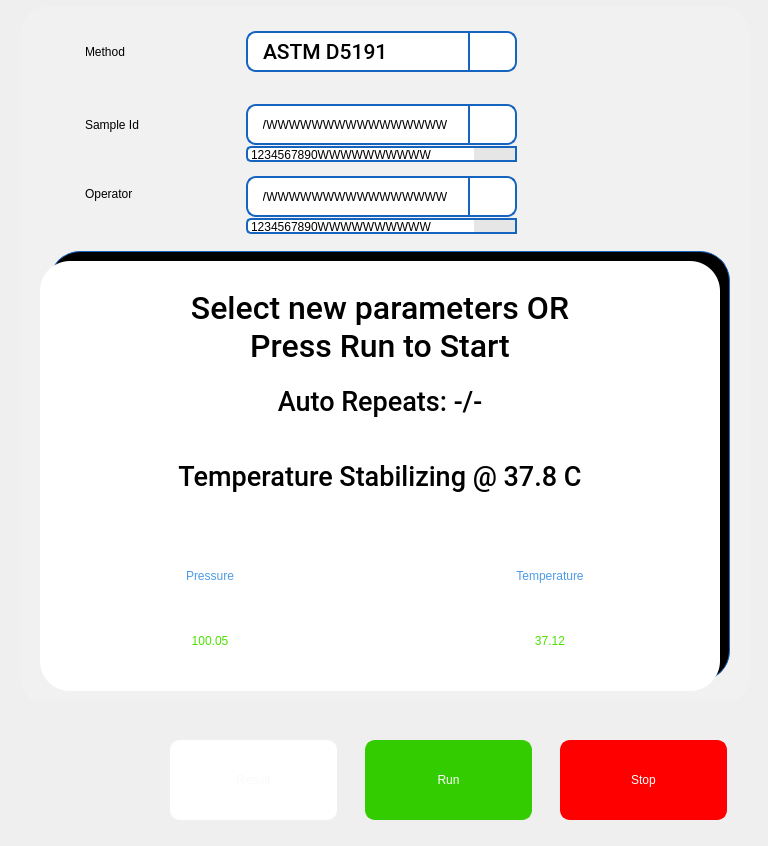
First picture: the form in pApp-22-June-2021/smeasuring.ui, repository ChandraMVE/PSSC_QT_Development, before the edit.
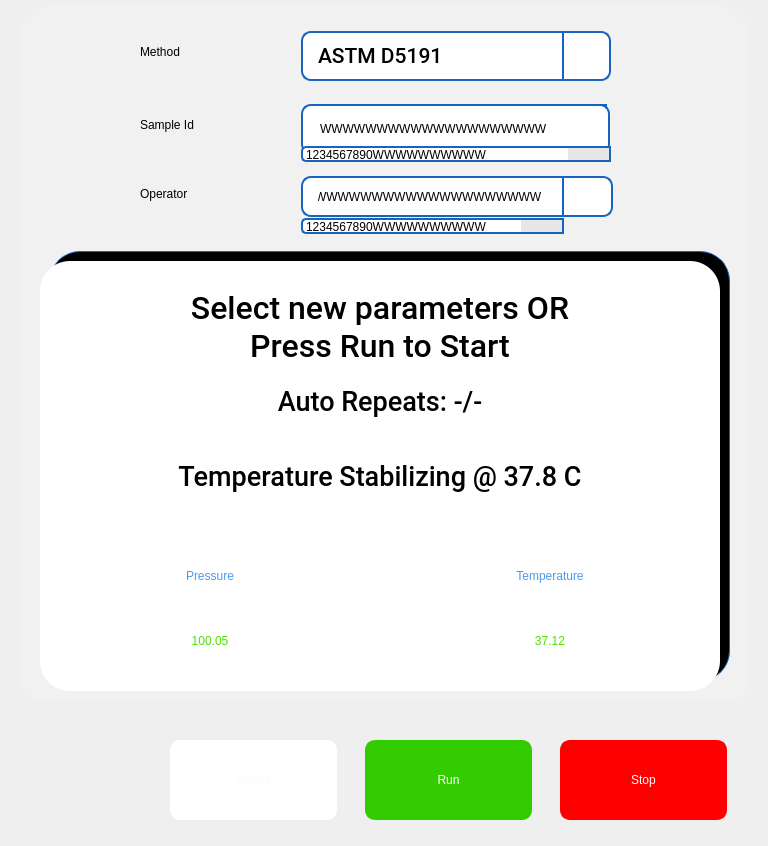
Second picture: the form after the edit. Icons and pictures are not drawn. Custom widgets are drawn as their Qt base class.

What changed in the file:
```diff
--- a/pApp-22-June-2021/smeasuring.ui
+++ b/pApp-22-June-2021/smeasuring.ui
@@ -244,7 +244,7 @@
      <widget class="QLabel" name="label">
       <property name="geometry">
        <rect>
-        <x>65</x>
+        <x>120</x>
         <y>25</y>
         <width>141</width>
         <height>41</height>
@@ -261,7 +261,7 @@
      <widget class="QLabel" name="label_2">
       <property name="geometry">
        <rect>
-        <x>65</x>
+        <x>120</x>
         <y>88</y>
         <width>141</width>
         <height>61</height>
@@ -281,7 +281,7 @@
      <widget class="QLabel" name="label_3">
       <property name="geometry">
        <rect>
-        <x>65</x>
+        <x>120</x>
         <y>157</y>
         <width>141</width>
         <height>61</height>
@@ -301,10 +301,10 @@
      <widget class="QComboBox" name="cbMethod">
       <property name="geometry">
        <rect>
-        <x>226</x>
+        <x>281</x>
         <y>25</y>
-        <width>271</width>
-        <height>41</height>
+        <width>310</width>
+        <height>50</height>
        </rect>
       </property>
       <property name="font">
@@ -713,10 +713,10 @@
      <widget class="sQLEExtend" name="leSampleId">
       <property name="geometry">
        <rect>
-        <x>226</x>
+        <x>281</x>
         <y>98</y>
-        <width>224</width>
-        <height>41</height>
+        <width>306</width>
+        <height>50</height>
        </rect>
       </property>
       <property name="focusPolicy">
@@ -757,10 +757,10 @@
      <widget class="QPushButton" name="pbSampleId">
       <property name="geometry">
        <rect>
-        <x>450</x>
+        <x>550</x>
         <y>98</y>
-        <width>47</width>
-        <height>41</height>
+        <width>40</width>
+        <height>50</height>
        </rect>
       </property>
       <property name="focusPolicy">
@@ -788,9 +788,9 @@
      <widget class="QPushButton" name="pbOperator">
       <property name="geometry">
        <rect>
-        <x>450</x>
+        <x>540</x>
         <y>170</y>
-        <width>47</width>
+        <width>53</width>
         <height>41</height>
        </rect>
       </property>
@@ -819,9 +819,9 @@
      <widget class="sQLEExtend" name="leOperator">
       <property name="geometry">
        <rect>
-        <x>226</x>
+        <x>281</x>
         <y>170</y>
-        <width>224</width>
+        <width>263</width>
         <height>41</height>
        </rect>
       </property>
@@ -863,9 +863,9 @@
      <widget class="QListWidget" name="lwOperator">
       <property name="geometry">
        <rect>
-        <x>226</x>
+        <x>281</x>
         <y>212</y>
-        <width>271</width>
+        <width>263</width>
         <height>16</height>
        </rect>
       </property>
@@ -1016,9 +1016,9 @@
      <widget class="QListWidget" name="lwSampleId">
       <property name="geometry">
        <rect>
-        <x>226</x>
+        <x>281</x>
         <y>140</y>
-        <width>271</width>
+        <width>310</width>
         <height>16</height>
        </rect>
       </property>
```
